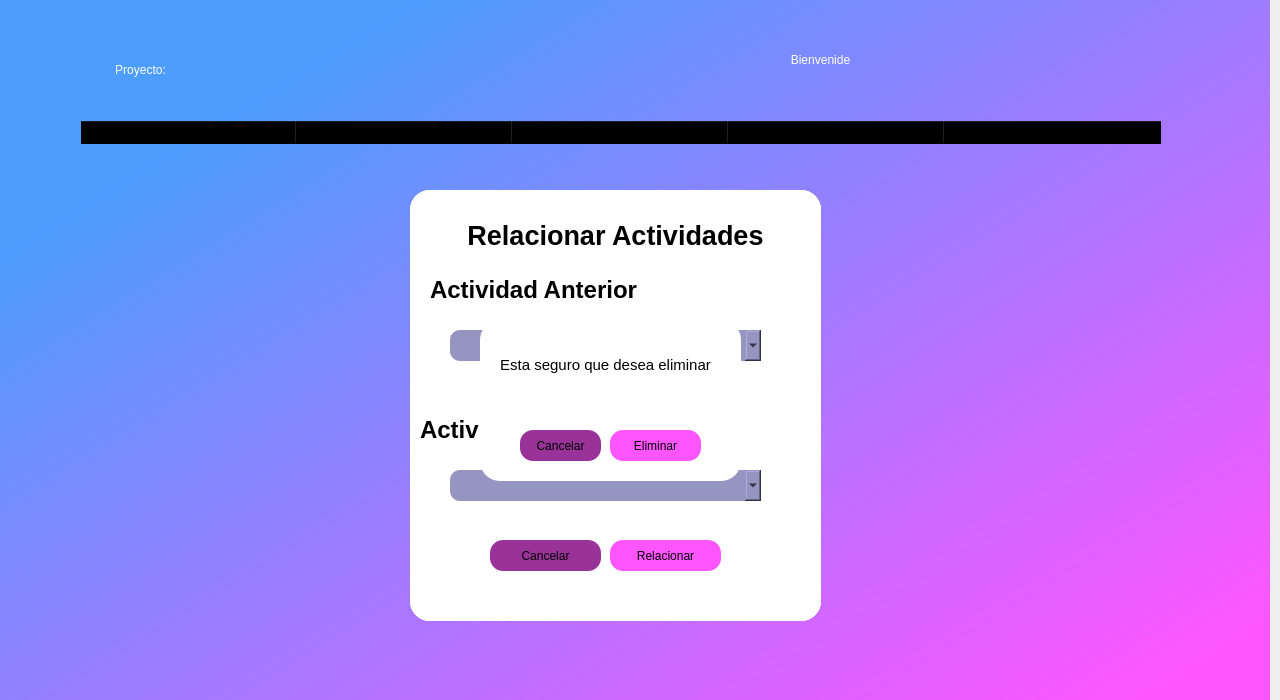
Qt form abrir.ui (rojasalexander/AdministradorProyectosFacultad) before a commit.
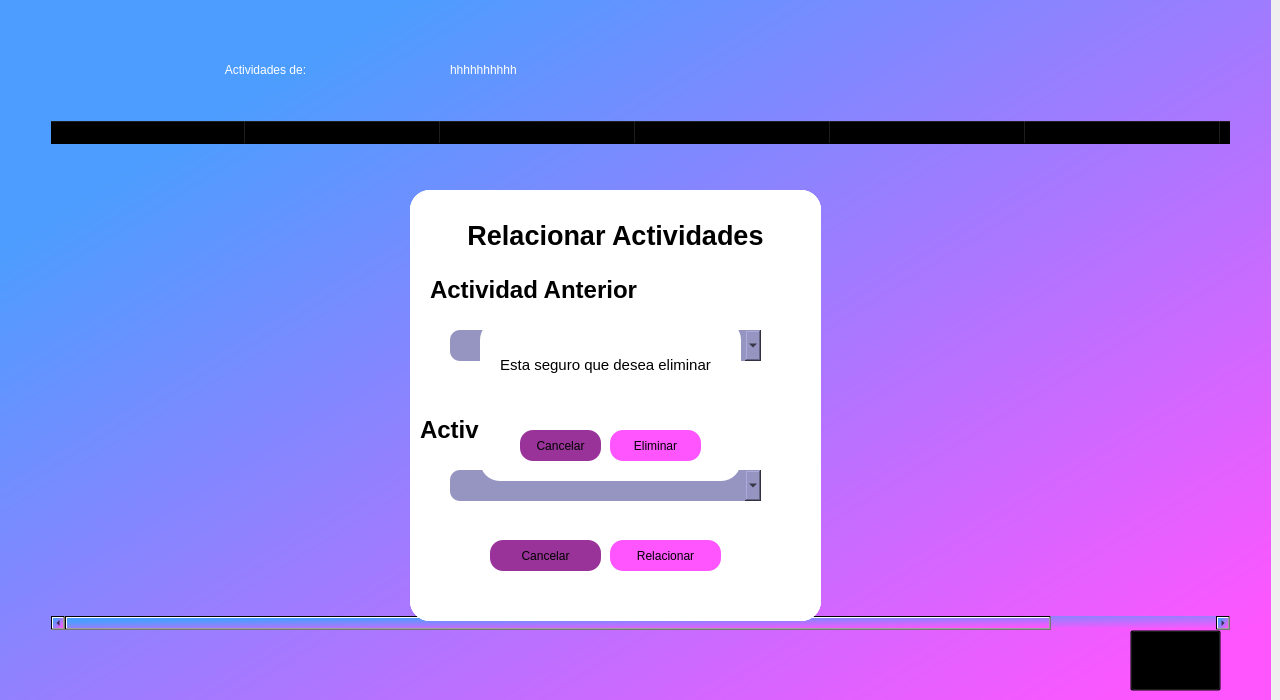
The same form after that commit. Icons and pictures are not drawn.

Commit message: actualizo abir...

What changed in the file:
```diff
--- a/abrir.ui
+++ b/abrir.ui
@@ -24,7 +24,7 @@
     <rect>
      <x>-10</x>
      <y>0</y>
-     <width>1280</width>
+     <width>1281</width>
      <height>700</height>
     </rect>
    </property>
@@ -40,9 +40,9 @@
    <widget class="QLabel" name="pro">
     <property name="geometry">
      <rect>
-      <x>30</x>
+      <x>60</x>
       <y>30</y>
-      <width>241</width>
+      <width>431</width>
       <height>81</height>
      </rect>
     </property>
@@ -55,7 +55,7 @@
 border-radius:20;</string>
     </property>
     <property name="text">
-     <string>&lt;html&gt;&lt;head/&gt;&lt;body&gt;&lt;p align=&quot;center&quot;&gt;Proyecto:&lt;/p&gt;&lt;/body&gt;&lt;/html&gt;</string>
+     <string>&lt;html&gt;&lt;head/&gt;&lt;body&gt;&lt;p align=&quot;center&quot;&gt;Actividades de:&lt;/p&gt;&lt;/body&gt;&lt;/html&gt;</string>
     </property>
     <property name="alignment">
      <set>Qt::AlignLeading|Qt::AlignLeft|Qt::AlignVCenter</set>
@@ -64,9 +64,9 @@
    <widget class="QTableWidget" name="tableWidget">
     <property name="geometry">
      <rect>
-      <x>90</x>
+      <x>60</x>
       <y>120</y>
-      <width>1091</width>
+      <width>1181</width>
       <height>511</height>
      </rect>
     </property>
@@ -84,7 +84,7 @@
      <bool>true</bool>
     </attribute>
     <attribute name="horizontalHeaderDefaultSectionSize">
-     <number>216</number>
+     <number>195</number>
     </attribute>
     <attribute name="horizontalHeaderHighlightSections">
      <bool>true</bool>
@@ -136,7 +136,33 @@
     </column>
     <column>
      <property name="text">
-      <string>Fecha de inicio </string>
+      <string>Fecha fin</string>
+     </property>
+     <property name="font">
+      <font>
+       <family>Verdana</family>
+       <pointsize>12</pointsize>
+       <weight>75</weight>
+       <bold>true</bold>
+      </font>
+     </property>
+    </column>
+    <column>
+     <property name="text">
+      <string>Critico</string>
+     </property>
+     <property name="font">
+      <font>
+       <family>Verdana</family>
+       <pointsize>12</pointsize>
+       <weight>75</weight>
+       <bold>true</bold>
+      </font>
+     </property>
+    </column>
+    <column>
+     <property name="text">
+      <string>Editar</string>
      </property>
      <property name="font">
       <font>
@@ -164,9 +190,9 @@
    <widget class="QLabel" name="name">
     <property name="geometry">
      <rect>
-      <x>260</x>
+      <x>460</x>
       <y>50</y>
-      <width>221</width>
+      <width>461</width>
       <height>39</height>
      </rect>
     </property>
@@ -176,31 +202,7 @@
 border-radius:20;</string>
     </property>
     <property name="text">
-     <string/>
-    </property>
-   </widget>
-   <widget class="QLabel" name="label_2">
-    <property name="geometry">
-     <rect>
-      <x>690</x>
-      <y>30</y>
-      <width>281</width>
-      <height>61</height>
-     </rect>
-    </property>
-    <property name="autoFillBackground">
-     <bool>false</bool>
-    </property>
-    <property name="styleSheet">
-     <string notr="true">font: 26pt &quot;Rockwell&quot;; color:rgb(255, 255, 255);
-background-color: rgba(0,0,0,0);
-border-radius:20;</string>
-    </property>
-    <property name="text">
-     <string>&lt;html&gt;&lt;head/&gt;&lt;body&gt;&lt;p align=&quot;center&quot;&gt;Bienvenide&lt;/p&gt;&lt;/body&gt;&lt;/html&gt;</string>
-    </property>
-    <property name="alignment">
-     <set>Qt::AlignLeading|Qt::AlignLeft|Qt::AlignVCenter</set>
+     <string>hhhhhhhhhh</string>
     </property>
    </widget>
    <widget class="QWidget" name="editar_act" native="true">
@@ -772,6 +774,32 @@
      </property>
     </widget>
    </widget>
+   <widget class="QPushButton" name="pushButton">
+    <property name="geometry">
+     <rect>
+      <x>1140</x>
+      <y>630</y>
+      <width>91</width>
+      <height>61</height>
+     </rect>
+    </property>
+    <property name="styleSheet">
+     <string notr="true">background-color: rgba(0,0,0,0);</string>
+    </property>
+    <property name="text">
+     <string/>
+    </property>
+    <property name="icon">
+     <iconset>
+      <normaloff>add-icon.png</normaloff>add-icon.png</iconset>
+    </property>
+    <property name="iconSize">
+     <size>
+      <width>50</width>
+      <height>50</height>
+     </size>
+    </property>
+   </widget>
    <zorder>tableWidget</zorder>
    <zorder>pro</zorder>
    <zorder>name</zorder>
```
Left out of the diff: 8 changed lines with no effect on the pictures.
